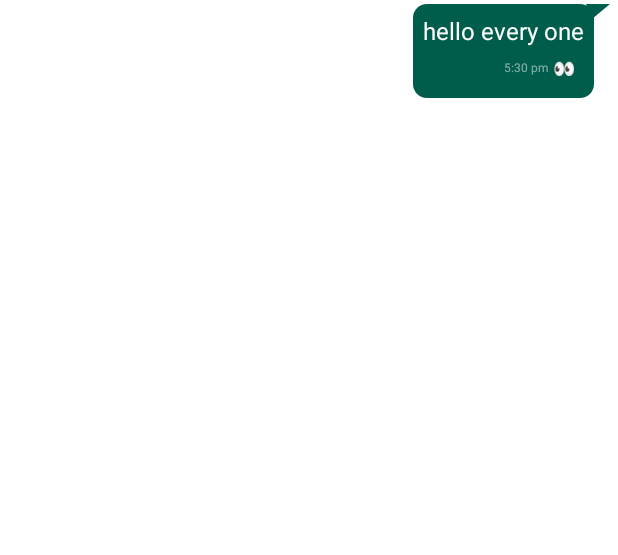
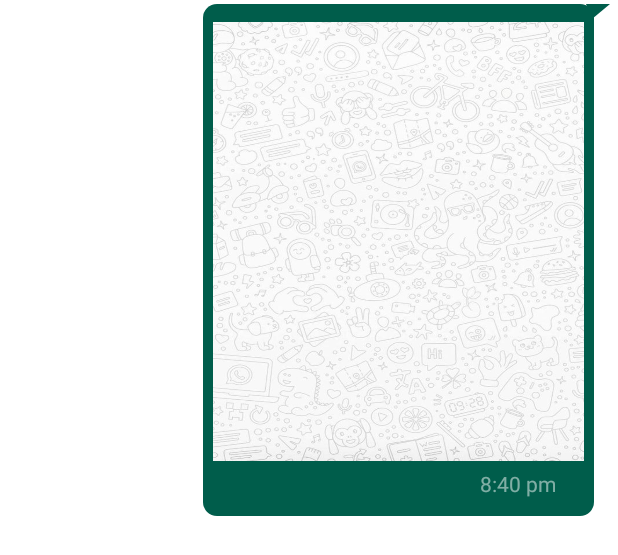
Before and after one commit to eman6904/ChatApp, an Android app: the layout item_right.xml on its own in the app's theme, with its tools: preview values and no code run, on a phone screen of 412 x 824 dp. Shown: the top 555 px of the screen. Run offline under Robolectric (Android 15) with nearby library versions, the phone set to English and light mode, and no system bars.

Commit message:
New Commit

```diff
--- a/app/src/main/res/layout/item_right.xml
+++ b/app/src/main/res/layout/item_right.xml
@@ -22,6 +22,8 @@
            android:layout_alignParentTop="true"
            android:src="@drawable/tail_sent"/>
        <LinearLayout
+           android:id="@+id/text_msg"
+           android:visibility="gone"
            android:layout_width="wrap_content"
            android:layout_height="wrap_content"
            android:layout_alignParentEnd="true"
@@ -61,6 +63,53 @@
                    android:textSize="12sp"/>
            </LinearLayout>
        </LinearLayout>
+       <LinearLayout
+           android:id="@+id/image_msg"
+           android:visibility="visible"
+           android:layout_width="wrap_content"
+           android:layout_height="wrap_content"
+           android:layout_alignParentEnd="true"
+           android:layout_alignParentTop="true"
+           android:background="@drawable/msg_right"
+           android:padding="@dimen/_5sdp"
+           android:layout_marginEnd="@dimen/_8sdp"
+           android:orientation="vertical">
+           <ImageView
+               android:id="@+id/image"
+               android:layout_width="@dimen/_190sdp"
+               android:layout_height="@dimen/_225sdp"
+               android:layout_marginTop="@dimen/_4sdp"
+               android:scaleType="fitXY"
+               android:layout_gravity="center"
+               android:layout_weight="2"
+               app:srcCompat="@drawable/light_background"
+               />
+           <LinearLayout
+               android:layout_width="match_parent"
+               android:layout_height="wrap_content"
+               android:orientation="horizontal"
+               android:gravity="right"
+               android:padding="@dimen/_4sdp"
+               android:layout_weight="1">
+               <TextView
+                   android:id="@+id/image_msg_time"
+                   android:layout_width="wrap_content"
+                   android:layout_height="wrap_content"
+                   android:layout_weight="1"
+                   android:gravity="center|right"
+                   android:textColor="#80FFFFFF"
+                   android:layout_marginEnd="@dimen/_10sdp"
+                   android:text="8:40 pm" />
+               <TextView
+                   android:id="@+id/image_seen"
+                   android:layout_width="wrap_content"
+                   android:layout_height="wrap_content"
+                   android:text=" 👀"
+                   android:visibility="gone"
+                   android:textColor="@color/white"
+                   android:textSize="12sp"/>
+           </LinearLayout>
+       </LinearLayout>
    </RelativeLayout>
     <com.google.android.material.card.MaterialCardView
         android:id="@+id/actionBackground"
```
Also changed, not shown: app/src/main/java/com/example/chatapp/ui/userInterface/adapter/ChatAdapter.kt (+39 -14 lines), app/src/main/java/com/example/chatapp/ui/userInterface/fragments/Chat.kt (+12 -9 lines), app/src/main/res/layout/image_msg_model.xml (deleted, +0 -36 lines), app/src/main/res/layout/item_left.xml (+48 -2 lines).
